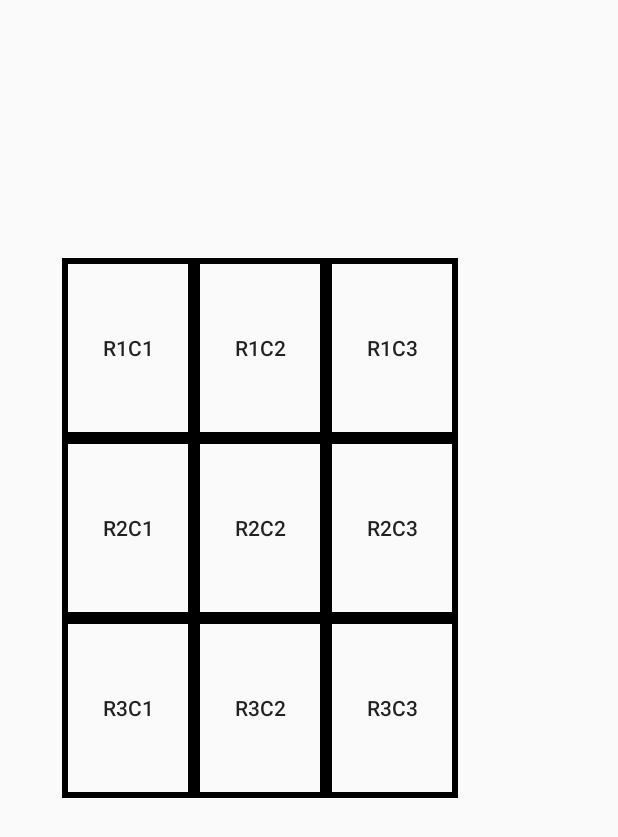
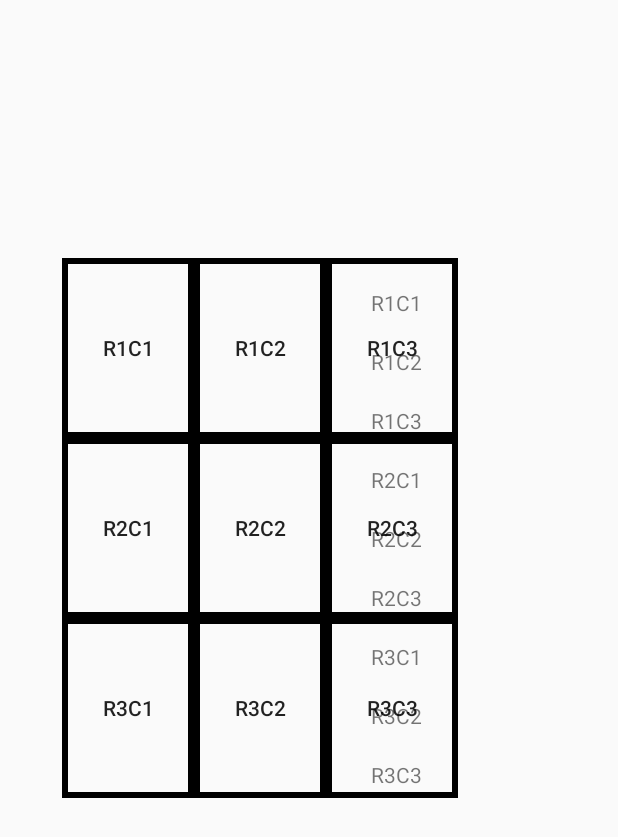
Before and after one commit to connor-dean/PitchersEye, an Android app: the TaggingActivity screen opened directly, with no data from a screen before it, on a phone screen of 412 x 824 dp. Shown: the top 837 px of the screen. Run offline under Robolectric (Android 15) with nearby library versions, the phone set to English and light mode, and no system bars.

Commit message:
Added labels for tagging

```diff
--- a/app/src/main/res/layout/activity_tagging.xml
+++ b/app/src/main/res/layout/activity_tagging.xml
@@ -6,58 +6,13 @@
     android:layout_height="match_parent"
     tools:context="pitcherseye.pitcherseye.Activities.TaggingActivity">
 
-    <!--<TableLayout xmlns:android="http://schemas.android.com/apk/res/android"-->
-        <!--android:layout_width="wrap_content"-->
-        <!--android:layout_height="wrap_content"-->
-        <!--app:layout_constraintStart_toStartOf="@id/guideline"-->
-        <!--&gt;-->
-        <!--<TableRow>-->
-            <!--<Button-->
-                <!--android:text="R1C1"-->
-                <!--android:padding="3dip" />-->
-            <!--<Button-->
-                <!--android:text="R1C2"-->
-                <!--android:padding="3dip" />-->
-            <!--<Button-->
-                <!--android:text="R1C3"-->
-                <!--android:padding="3dip" />-->
-        <!--</TableRow>-->
-
-        <!--<TableRow>-->
-            <!--<Button-->
-                <!--android:text="R2C1"-->
-                <!--android:padding="3dip" />-->
-            <!--<Button-->
-                <!--android:text="R2C2"-->
-                <!--android:padding="3dip"-->
-                <!--/>-->
-            <!--<Button-->
-                <!--android:text="R2C3"-->
-                <!--android:padding="3dip" />-->
-        <!--</TableRow>-->
-        <!---->
-        <!--<TableRow>-->
-            <!--<Button-->
-                <!--android:text="R3C1"-->
-                <!--android:padding="3dip" />-->
-            <!--<Button-->
-                <!--android:text="R3C2"-->
-                <!---->
-                <!--android:padding="3dip" />-->
-            <!--<Button-->
-                <!--android:text="R3C3"-->
-                <!--android:padding="3dip" />-->
-        <!--</TableRow>-->
-    <!--</TableLayout>-->
-
-
     <Button
         android:background="@drawable/grid_button"
         android:id="@+id/btnR1C1"
         android:text="R1C1"
         android:layout_width="wrap_content"
         android:layout_height="wrap_content"
-        app:layout_constraintLeft_toRightOf="@id/guidelineVert"
+        app:layout_constraintLeft_toRightOf="@id/guidelineVertGrid"
         app:layout_constraintBottom_toTopOf="@+id/btnR2C1" />
 
     <Button
@@ -84,7 +39,7 @@
         android:text="R2C1"
         android:layout_width="wrap_content"
         android:layout_height="wrap_content"
-        app:layout_constraintLeft_toRightOf="@id/guidelineVert"
+        app:layout_constraintLeft_toRightOf="@id/guidelineVertGrid"
         app:layout_constraintBottom_toTopOf="@+id/guideline" />
 
     <Button
@@ -111,7 +66,7 @@
         android:text="R3C1"
         android:layout_width="wrap_content"
         android:layout_height="wrap_content"
-        app:layout_constraintLeft_toRightOf="@id/guidelineVert"
+        app:layout_constraintLeft_toRightOf="@id/guidelineVertGrid"
         app:layout_constraintTop_toBottomOf="@id/btnR2C1" />
 
     <Button
@@ -130,7 +85,88 @@
         android:layout_width="wrap_content"
         android:layout_height="wrap_content"
         app:layout_constraintLeft_toRightOf="@+id/btnR3C2"
-        app:layout_constraintTop_toBottomOf="@id/btnR2C2"/>
+        app:layout_constraintTop_toBottomOf="@id/btnR2C2" />
+
+    <TextView
+        android:id="@+id/txt_R1C1"
+        android:layout_width="wrap_content"
+        android:layout_height="wrap_content"
+        android:text="R1C1"
+        android:layout_marginTop="20dp"
+        app:layout_constraintLeft_toRightOf="@id/guidelineVertStats"
+        app:layout_constraintTop_toTopOf="@id/btnR1C1" />
+
+    <TextView
+        android:id="@+id/txt_R1C2"
+        android:layout_width="wrap_content"
+        android:layout_height="wrap_content"
+        android:text="R1C2"
+        android:layout_marginTop="20dp"
+        app:layout_constraintLeft_toRightOf="@id/guidelineVertStats"
+        app:layout_constraintTop_toBottomOf="@id/txt_R1C1" />
+
+    <TextView
+        android:id="@+id/txt_R1C3"
+        android:layout_width="wrap_content"
+        android:layout_height="wrap_content"
+        android:text="R1C3"
+        android:layout_marginTop="20dp"
+        app:layout_constraintLeft_toRightOf="@id/guidelineVertStats"
+        app:layout_constraintTop_toBottomOf="@id/txt_R1C2"/>
+
+    <TextView
+        android:id="@+id/txt_R2C1"
+        android:layout_width="wrap_content"
+        android:layout_height="wrap_content"
+        android:text="R2C1"
+        android:layout_marginTop="20dp"
+        app:layout_constraintLeft_toRightOf="@id/guidelineVertStats"
+        app:layout_constraintTop_toBottomOf="@id/txt_R1C3"/>
+
+    <TextView
+        android:id="@+id/txt_R2C2"
+        android:layout_width="wrap_content"
+        android:layout_height="wrap_content"
+        android:text="R2C2"
+        android:layout_marginTop="20dp"
+        app:layout_constraintLeft_toRightOf="@id/guidelineVertStats"
+        app:layout_constraintTop_toBottomOf="@id/txt_R2C1"/>
+
+    <TextView
+        android:id="@+id/txt_R2C3"
+        android:layout_width="wrap_content"
+        android:layout_height="wrap_content"
+        android:text="R2C3"
+        android:layout_marginTop="20dp"
+        app:layout_constraintLeft_toRightOf="@id/guidelineVertStats"
+        app:layout_constraintTop_toBottomOf="@id/txt_R2C2"/>
+
+    <TextView
+        android:id="@+id/txt_R3C1"
+        android:layout_width="wrap_content"
+        android:layout_height="wrap_content"
+        android:text="R3C1"
+        android:layout_marginTop="20dp"
+        app:layout_constraintLeft_toRightOf="@id/guidelineVertStats"
+        app:layout_constraintTop_toBottomOf="@id/txt_R2C3" />
+
+    <TextView
+        android:id="@+id/txt_R3C2"
+        android:layout_width="wrap_content"
+        android:layout_height="wrap_content"
+        android:text="R3C2"
+        android:layout_marginTop="20dp"
+        app:layout_constraintLeft_toRightOf="@id/guidelineVertStats"
+        app:layout_constraintTop_toBottomOf="@id/txt_R3C1"/>
+
+    <TextView
+        android:id="@+id/txt_R3C3"
+        android:layout_width="wrap_content"
+        android:layout_height="wrap_content"
+        android:text="R3C3"
+        android:layout_marginTop="20dp"
+        app:layout_constraintLeft_toRightOf="@id/guidelineVertStats"
+        app:layout_constraintTop_toBottomOf="@id/txt_R3C2"/>
 
 
     <android.support.constraint.Guideline
@@ -141,10 +177,18 @@
         app:layout_constraintGuide_percent="0.5" />
 
     <android.support.constraint.Guideline
-        android:id="@+id/guidelineVert"
+        android:id="@+id/guidelineVertGrid"
         android:layout_width="wrap_content"
         android:layout_height="wrap_content"
         android:orientation="vertical"
         app:layout_constraintGuide_percent="0.1" />
 
+    <android.support.constraint.Guideline
+        android:id="@+id/guidelineVertStats"
+        android:layout_width="wrap_content"
+        android:layout_height="wrap_content"
+        android:orientation="vertical"
+        app:layout_constraintGuide_percent="0.6" />
+
+
 </android.support.constraint.ConstraintLayout>
```
